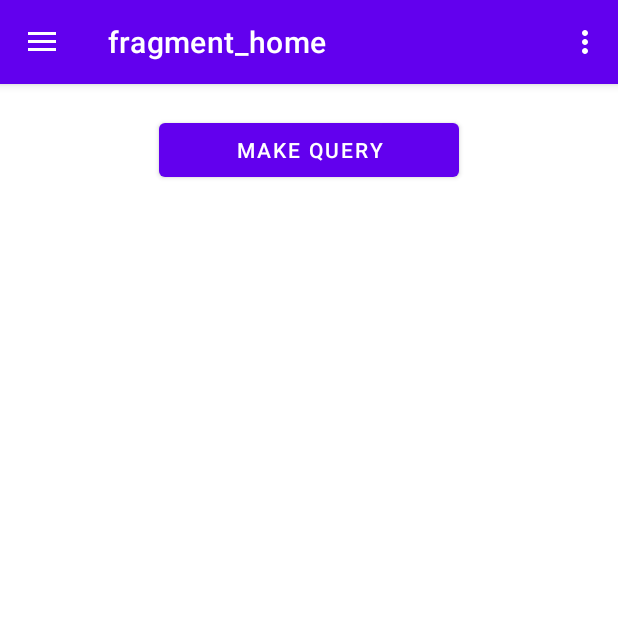
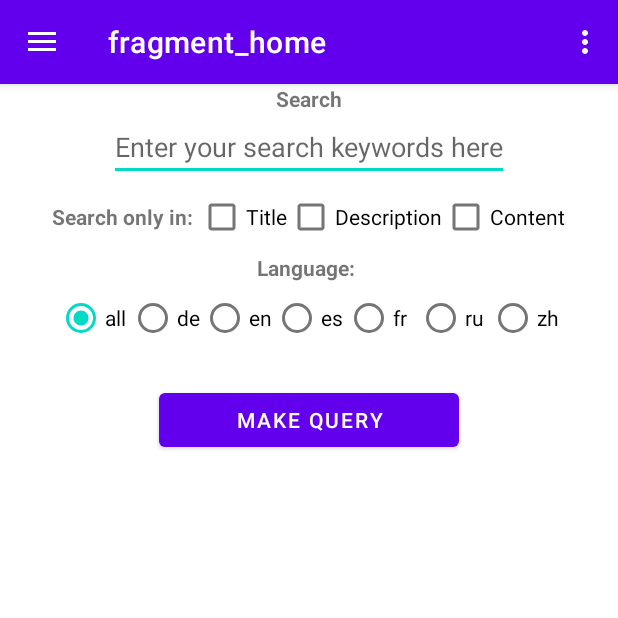
Before and after one commit to mabackma/NewsApplication, an Android app: the screen it shows after launch (MainActivity), on a phone screen of 412 x 824 dp, the top half of it. Run offline under Robolectric (Android 15) with nearby library versions, the phone set to English and light mode, and no system bars; our stand-ins replace Volley, navigation-ui.

Commit message:
user makes the search query

```diff
--- a/app/src/main/java/com/example/newsapplication/HomeFragment.kt
+++ b/app/src/main/java/com/example/newsapplication/HomeFragment.kt
@@ -1,15 +1,18 @@
 package com.example.newsapplication
 
+import android.R
 import android.os.Bundle
 import android.util.Log
-import androidx.fragment.app.Fragment
 import android.view.LayoutInflater
 import android.view.View
 import android.view.ViewGroup
+import android.widget.RadioButton
+import android.widget.RadioGroup
+import android.widget.Toast
+import androidx.fragment.app.Fragment
 import com.android.volley.Request
 import com.android.volley.RequestQueue
 import com.android.volley.toolbox.JsonArrayRequest
-import com.android.volley.toolbox.JsonObjectRequest
 import com.android.volley.toolbox.Volley
 import com.example.newsapplication.databinding.FragmentHomeBinding
 import com.example.newsapplication.datatypes.NewsItem
@@ -19,6 +22,7 @@ import com.google.gson.reflect.TypeToken
 import org.json.JSONArray
 import org.json.JSONException
 import org.json.JSONObject
+
 
 class HomeFragment : Fragment() {
 
@@ -37,7 +41,11 @@ class HomeFragment : Fragment() {
         val root: View = binding.root
 
         binding.buttonMakeQuery.setOnClickListener{
-            makeQueryWithPost()
+            if(binding.editTextQuery.text.toString().isBlank()) {
+                Toast.makeText(context, "Please enter search keywords", Toast.LENGTH_SHORT).show()
+            }
+            else
+                makeQueryWithPost()
         }
 
         return root
@@ -49,17 +57,41 @@ class HomeFragment : Fragment() {
     }
 
     fun makeQueryWithPost() {
+        val queryWords = binding.editTextQuery.text.toString()
+        var searchIn = ""
+        if(binding.checkboxTitle.isChecked){
+            searchIn += "title"
+        }
+        if(binding.checkboxDescription.isChecked){
+            searchIn += ",description"
+        }
+        if(binding.checkboxContent.isChecked){
+            searchIn += ",content"
+        }
+        if(searchIn.startsWith(",")) {
+            searchIn = searchIn.substring(1)
+        }
+
+        val chosenLanguageId = binding.radioGroupLanguages.checkedRadioButtonId
+        val chosenLanguageRadioButton: RadioButton = view!!.findViewById(chosenLanguageId)
+        var language = chosenLanguageRadioButton.text.toString()
+
+        if(language == "all") {
+            language = ""
+        }
+
+        // Make the query object
         val userQuery: UserQuery = UserQuery(
-            query = "conspiracy theory wagner",
-            searchIn = "title,description,content",
+            query = queryWords,
+            searchIn = searchIn,
             sortItems = "publishedAt",
-            language = "en",
+            language = language,
             pageSize = 10,
             page = 1,
-            start = "2023-06-25",
+            start = "2023-06-10",
             end = "2023-06-26")
+
         val jsonItem = gson.toJson(userQuery)
-
         val requestQueue: RequestQueue = Volley.newRequestQueue(context)
         val jsonObject = JSONObject(jsonItem)
         try {
@@ -81,7 +113,6 @@ class HomeFragment : Fragment() {
         val jsonArrayRequest = JsonArrayRequest(
             Request.Method.POST, url, jsonArray,
             { response ->
-                binding.textViewResponse.text = "Got response from POST."
                 Log.d("POST", "Response: $response")
 
                 // Parse the JSON array into a list of NewsItem objects
--- a/app/src/main/res/layout/fragment_home.xml
+++ b/app/src/main/res/layout/fragment_home.xml
@@ -6,6 +6,104 @@
     android:gravity="center_horizontal"
     android:orientation="vertical"
     tools:context=".HomeFragment">
+
+    <TextView
+        android:layout_width="wrap_content"
+        android:layout_height="wrap_content"
+        android:text="Search"
+        android:textStyle="bold"/>
+
+    <EditText
+        android:id="@+id/editText_query"
+        android:layout_width="wrap_content"
+        android:layout_height="wrap_content"
+        android:hint="Enter your search keywords here" />
+
+    <LinearLayout
+        android:layout_width="match_parent"
+        android:layout_height="wrap_content"
+        android:orientation="horizontal"
+        android:gravity="center_horizontal">
+
+        <TextView
+            android:layout_width="wrap_content"
+            android:layout_height="wrap_content"
+            android:text="Search only in: "
+            android:textStyle="bold"/>
+
+        <CheckBox
+            android:id="@+id/checkbox_title"
+            android:layout_width="wrap_content"
+            android:layout_height="wrap_content"
+            android:text="Title" />
+
+        <CheckBox
+            android:id="@+id/checkbox_description"
+            android:layout_width="wrap_content"
+            android:layout_height="wrap_content"
+            android:text="Description" />
+
+        <CheckBox
+            android:id="@+id/checkbox_content"
+            android:layout_width="wrap_content"
+            android:layout_height="wrap_content"
+            android:text="Content" />
+    </LinearLayout>
+
+    <TextView
+        android:layout_width="wrap_content"
+        android:layout_height="wrap_content"
+        android:text="Language: "
+        android:textStyle="bold"/>
+
+    <RadioGroup
+        android:id="@+id/radioGroup_languages"
+        android:layout_width="wrap_content"
+        android:layout_height="wrap_content"
+        android:orientation="horizontal">
+        <RadioButton
+            android:id="@+id/radioButton_all"
+            android:layout_width="wrap_content"
+            android:layout_height="wrap_content"
+            android:text="all"
+            android:checked="true"/>
+
+        <RadioButton
+            android:id="@+id/radioButton_de"
+            android:layout_width="wrap_content"
+            android:layout_height="wrap_content"
+            android:text="de" />
+
+        <RadioButton
+            android:id="@+id/radioButton_en"
+            android:layout_width="wrap_content"
+            android:layout_height="wrap_content"
+            android:text="en" />
+
+        <RadioButton
+            android:id="@+id/radioButton_es"
+            android:layout_width="wrap_content"
+            android:layout_height="wrap_content"
+            android:text="es" />
+
+        <RadioButton
+            android:id="@+id/radioButton_fr"
+            android:layout_width="wrap_content"
+            android:layout_height="wrap_content"
+            android:text="fr" />
+
+        <RadioButton
+            android:id="@+id/radioButton_ru"
+            android:layout_width="wrap_content"
+            android:layout_height="wrap_content"
+            android:text="ru" />
+
+        <RadioButton
+            android:id="@+id/radioButton_zh"
+            android:layout_width="wrap_content"
+            android:layout_height="wrap_content"
+            android:text="zh" />
+    </RadioGroup>
 
     <Button
         android:id="@+id/button_make_query"
@@ -16,14 +114,4 @@
         android:textColor="@color/white"
         android:textColorHint="#FFFFFF" />
 
-    <TextView
-        android:id="@+id/textView_response"
-        android:layout_width="match_parent"
-        android:layout_height="wrap_content"
-        android:layout_marginStart="8dp"
-        android:layout_marginTop="8dp"
-        android:layout_marginEnd="8dp"
-        android:textAlignment="center"
-        android:textSize="20sp" />
-
 </LinearLayout>
```
